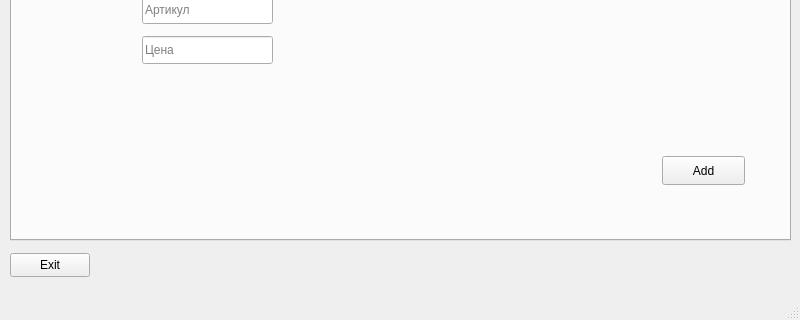
Qt form supplierhomewindown.ui (dOOmcLiF/WroomWroom) before a commit; both pictures show x 0 to 800 and y 280 to 600 of the 800 by 600 pixel window.
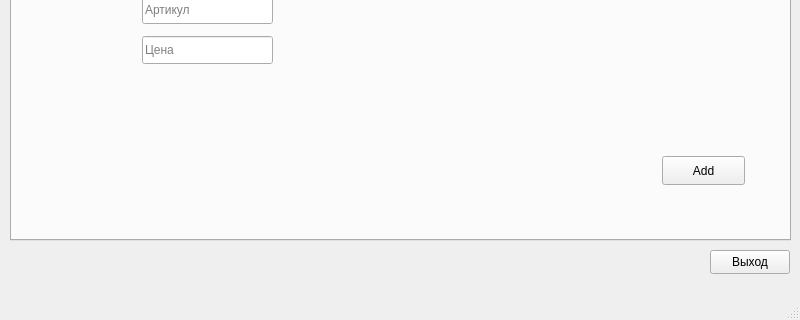
The same form after that commit.

What changed in the file:
```diff
--- a/supplierhomewindown.ui
+++ b/supplierhomewindown.ui
@@ -47,14 +47,14 @@
    <widget class="QPushButton" name="exitButton">
     <property name="geometry">
      <rect>
-      <x>10</x>
-      <y>533</y>
+      <x>710</x>
+      <y>530</y>
       <width>80</width>
       <height>24</height>
      </rect>
     </property>
     <property name="text">
-     <string>Exit</string>
+     <string>Выход</string>
     </property>
    </widget>
    <widget class="QTabWidget" name="tabWidget">
```
